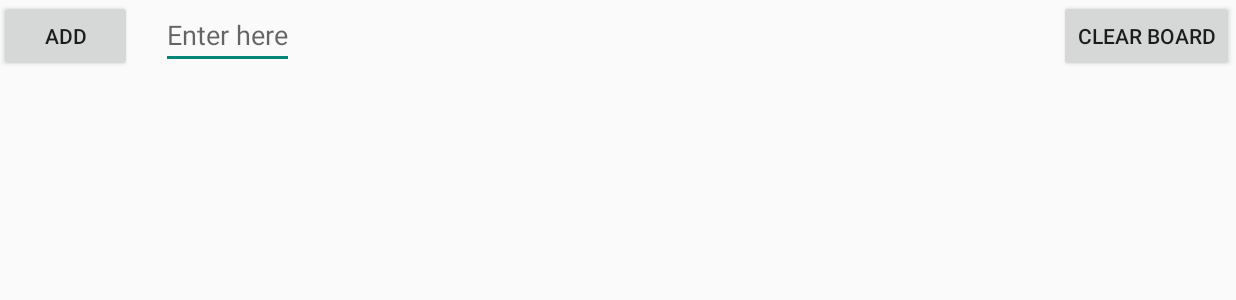
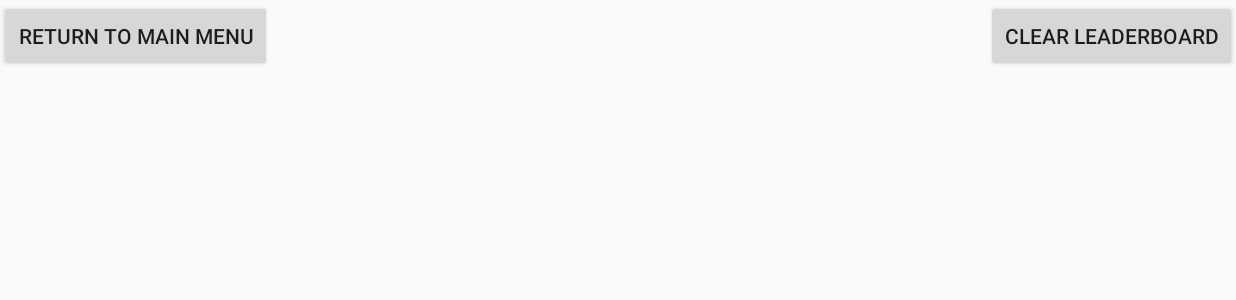
Before and after one commit to SSBB231/Connect4App, an Android app: the LeaderBoardActivity screen opened directly, with no data from a screen before it, on a phone screen of 824 x 412 dp (held sideways). Shown: the top 300 px of the screen. Run offline under Robolectric (Android 15) with nearby library versions, the phone set to English and light mode, and no system bars; 1 statement that could not run was skipped.

Commit message:
Main update for the Leaderboard and its interactions: Modifications should be all done here and for its related features, EXCEPT that the leaderboard is still only one column

```diff
--- a/app/src/main/res/layout/activity_leader_board.xml
+++ b/app/src/main/res/layout/activity_leader_board.xml
@@ -4,38 +4,26 @@
     xmlns:tools="http://schemas.android.com/tools"
     android:layout_width="match_parent"
     android:layout_height="match_parent"
-    tools:context="com.example.ssbb231.connect4.LeaderBoardActivity">
+    tools:context="com.example.ssbb231.connect4.LeaderBoardActivity"
+    tools:layout_editor_absoluteY="25dp">
 
     <Button
         android:id="@+id/button"
         android:layout_width="wrap_content"
         android:layout_height="wrap_content"
-        android:onClick="addElem"
-        android:text="Add"
+        android:onClick="goToMainMenu"
+        android:text="Return to Main Menu"
         app:layout_constraintStart_toStartOf="@+id/mylist"
         app:layout_constraintTop_toTopOf="parent" />
-
-    <EditText
-        android:id="@+id/input"
-        android:layout_width="wrap_content"
-        android:layout_height="wrap_content"
-        android:layout_marginBottom="2dp"
-        android:layout_marginStart="19dp"
-        android:layout_marginLeft="19dp"
-        android:hint="Enter here"
-        app:layout_constraintBottom_toTopOf="@+id/mylist"
-        app:layout_constraintStart_toEndOf="@+id/button" />
 
     <Button
         android:id="@+id/button2"
         android:layout_width="wrap_content"
         android:layout_height="wrap_content"
-        android:layout_marginEnd="2dp"
-        android:layout_marginRight="2dp"
         android:onClick="deleteAll"
-        android:text="Clear Board"
+        android:text="Clear LeaderBoard"
         app:layout_constraintBottom_toTopOf="@+id/mylist"
-        app:layout_constraintEnd_toEndOf="parent" />
+        app:layout_constraintEnd_toEndOf="@+id/mylist" />
 
     <ListView
         android:id="@+id/mylist"
```
